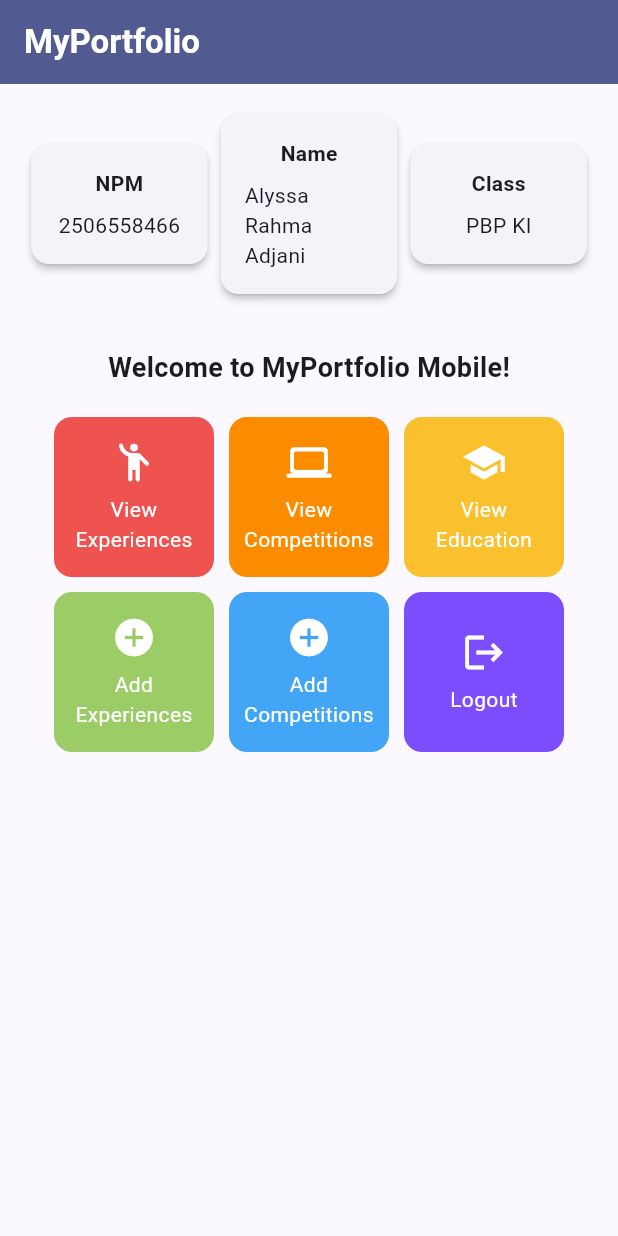
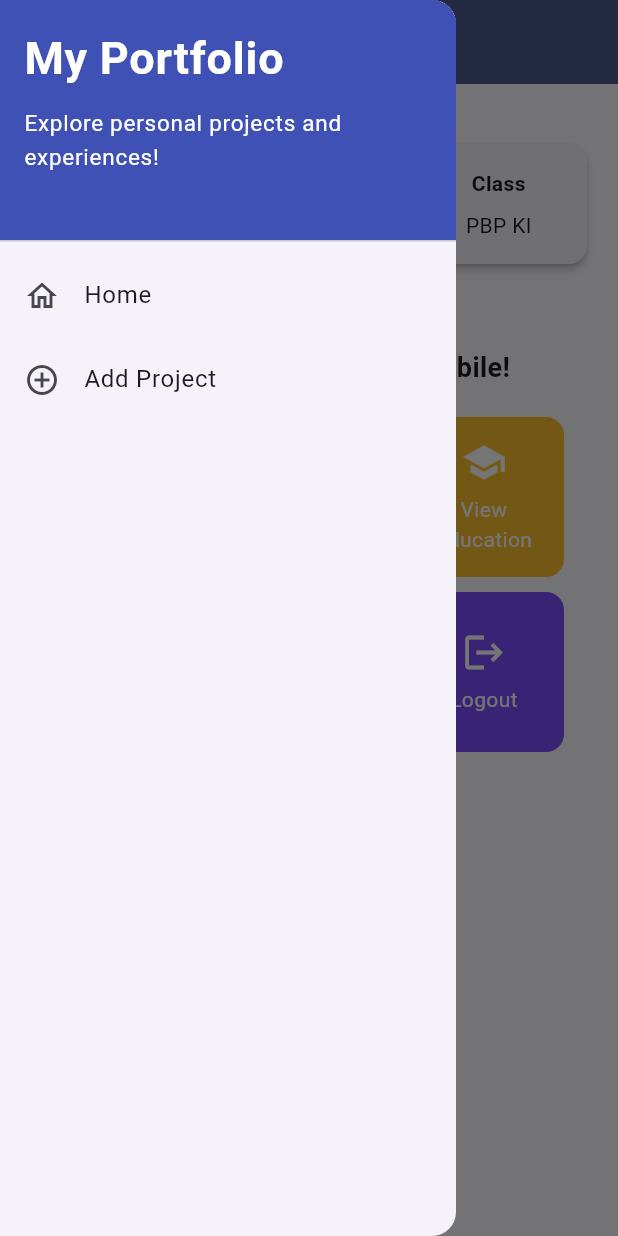
Before and after one commit to alyssasaaa/myportofolio_mobile, a Flutter app: the screen it shows after launch, with the side drawer open (before the commit the screen has no drawer), on a phone screen of 412 x 824 dp. Run offline on Flutter 3.47's test engine with Material 3 defaults, Android fonts, the phone set to English and light mode, and no system bars.

Commit message:
feat: add drawer navigation with Home and Add Experiences entries

```diff
--- a/lib/menu.dart
+++ b/lib/menu.dart
@@ -1,4 +1,5 @@
 import 'package:flutter/material.dart';
+import 'package:myportofolio_mobile/widgets/left_drawer.dart';
 
 class MyHomePage extends StatelessWidget {
   MyHomePage({super.key});
@@ -28,7 +29,9 @@ class MyHomePage extends StatelessWidget {
           ),
         ),
         backgroundColor: Theme.of(context).colorScheme.primary,
+        iconTheme: const IconThemeData(color: Colors.white)
       ),
+      drawer: const LeftDrawer(),
       body: Padding(
         padding: const EdgeInsets.all(16.0),
         child: Column(
--- /dev/null
+++ b/lib/widgets/left_drawer.dart
@@ -0,0 +1,67 @@
+import 'package:flutter/material.dart';
+import 'package:myportofolio_mobile/menu.dart';
+// TODO: Import ProjectFormPage after creating it
+class LeftDrawer extends StatelessWidget {
+  const LeftDrawer({super.key});
+
+  @override
+  Widget build(BuildContext context) {
+    return Drawer(
+      child: ListView(
+        children: [
+          const DrawerHeader(
+            // TODO: Add the drawer header
+            decoration: BoxDecoration(
+              color: Colors.indigo,
+            ),
+            child: Column(
+              crossAxisAlignment: CrossAxisAlignment.start,
+              children: [
+                Text(
+                  'My Portfolio',
+                  style: TextStyle(
+                    fontSize: 30,
+                    fontWeight: FontWeight.bold,
+                    color: Colors.white,
+                  ),
+                ),
+                SizedBox(height: 10),
+                Text(
+                  'Explore personal projects and experiences!',
+                  style: TextStyle(
+                    fontSize: 15,
+                    color: Colors.white,
+                  ),
+                ),
+              ],
+            ),
+          ),
+          // TODO: Add the navigation entries
+          ListTile(
+            leading: const Icon(Icons.home_outlined),
+            title: const Text('Home'),
+            // Navigate to the portfolio home screen
+            onTap: () {
+              Navigator.pushReplacement(
+                context,
+                MaterialPageRoute(
+                  builder: (context) => MyHomePage(),
+                ),
+              );
+            },
+          ),
+          ListTile(
+            leading: const Icon(Icons.add_circle_outline),
+            title: const Text('Add Project'),
+            // Navigate to the Add Project screen
+            onTap: () {
+              /*
+              TODO: Add a route to ProjectFormPage after creating it.
+              */
+            },
+          ),
+        ],
+      ),
+    );
+  }
+}
```
